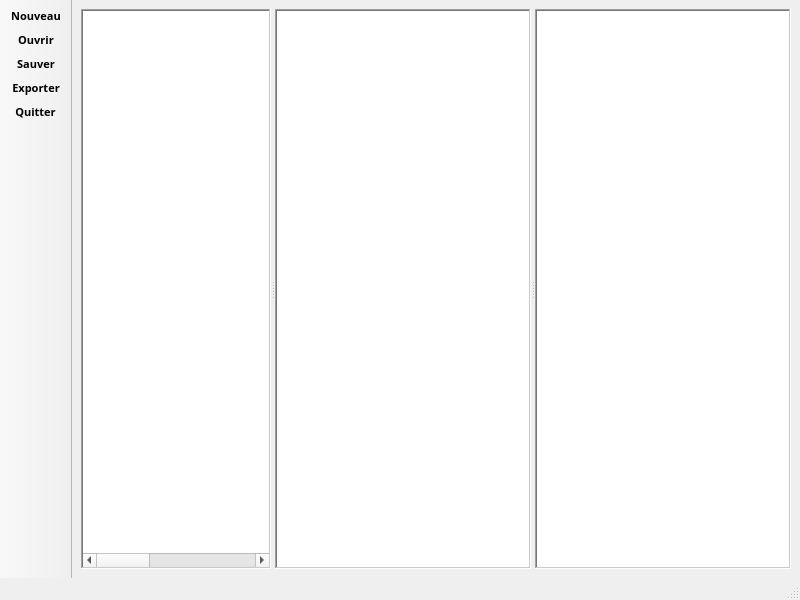
The window that mainwindow.ui (gilboonet/Deplieur3D-CPP) describes before a commit, drawn with Qt 5.
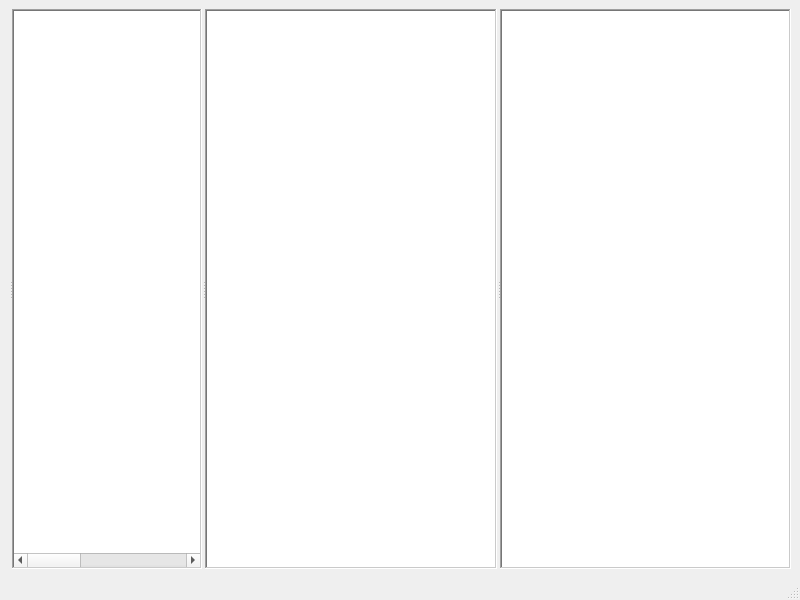
The same window after the commit. Icons and pictures are not drawn.

Diff of the .ui file:
```diff
--- a/mainwindow.ui
+++ b/mainwindow.ui
@@ -27,6 +27,16 @@
       <property name="orientation">
        <enum>Qt::Orientation::Horizontal</enum>
       </property>
+      <property name="handleWidth">
+       <number>3</number>
+      </property>
+      <widget class="QWidget" name="verticalLayoutWidget_4">
+       <layout class="QVBoxLayout" name="verticalLayoutMenu">
+        <property name="sizeConstraint">
+         <enum>QLayout::SizeConstraint::SetMinAndMaxSize</enum>
+        </property>
+       </layout>
+      </widget>
       <widget class="QWidget" name="verticalLayoutWidget_2">
        <layout class="QVBoxLayout" name="verticalLayoutCouleurs">
         <property name="spacing">
@@ -139,25 +149,6 @@
    </layout>
   </widget>
   <widget class="QStatusBar" name="statusbar"/>
-  <widget class="QToolBar" name="toolBar">
-   <property name="windowTitle">
-    <string>toolBar</string>
-   </property>
-   <property name="movable">
-    <bool>false</bool>
-   </property>
-   <attribute name="toolBarArea">
-    <enum>LeftToolBarArea</enum>
-   </attribute>
-   <attribute name="toolBarBreak">
-    <bool>false</bool>
-   </attribute>
-   <addaction name="actionNouveau"/>
-   <addaction name="actionOuvrir"/>
-   <addaction name="actionSauver"/>
-   <addaction name="actionExporter"/>
-   <addaction name="actionQuitter"/>
-  </widget>
   <action name="actionNouveau">
    <property name="icon">
     <iconset resource="resources.qrc">
```
Left out of the diff: 28 changed lines with no effect on the pictures.
